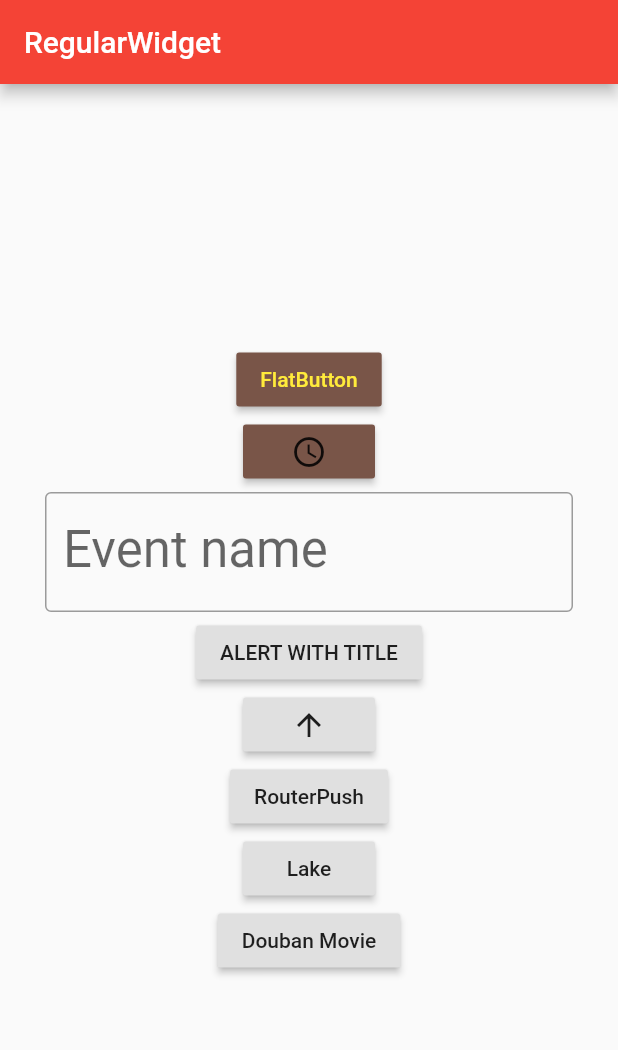
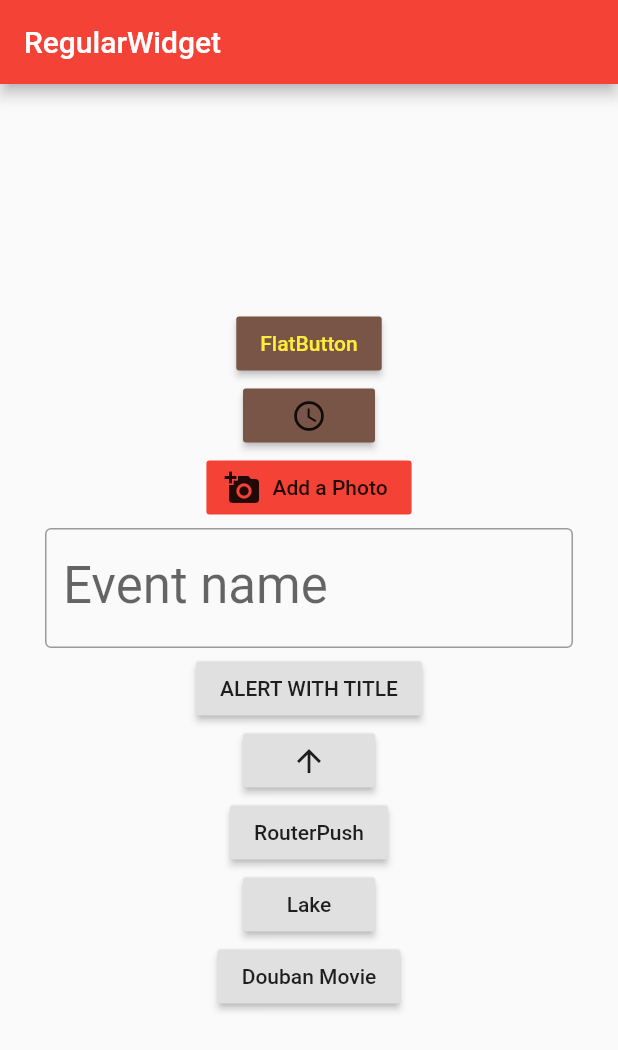
Before and after one commit to taojigu/hello_flutter, a Flutter app: the screen it shows after launch, on a phone screen of 412 x 824 dp. Shown: the top 1050 px of the screen. Run offline on Flutter 3.47's test engine with Material 2 defaults, Android fonts, the phone set to English and light mode, and no system bars; our stand-ins replace cached_network_image.

Commit message:
添加loading和iConTextButton

```diff
--- a/lib/regular_widget_demo_page.dart
+++ b/lib/regular_widget_demo_page.dart
@@ -62,6 +62,14 @@ class _RegularWidgetDemoPageState extends State<RegularWidgetDemoPage> {
               debugPrint("FlatButton ICon Cliked");
               }
             ),
+            FlatButton.icon(
+              color: Colors.red,
+              icon: Icon(Icons.add_a_photo), //`Icon` to display
+              label: Text('Add a Photo'), //`Text` to display
+              onPressed: () {
+                //Code to execute when Floating Action Button is clicked
+                //...
+              }),
             _eventTextFiledContainer(),
             _dialogButton(),
             _pushListViewPageButton(),
```
Also changed, not shown: lib/douban/douban_movie_page.dart (+14 -0 lines).
